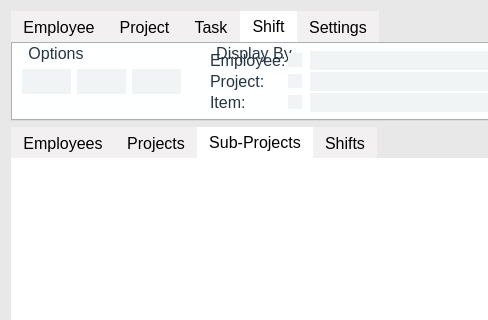
joshuawootonn/time-track, file old/Source/Time-Track/mainform.ui: the form before one commit; both pictures show x 0 to 488 and y 0 to 320 of the 1280 by 720 pixel window.
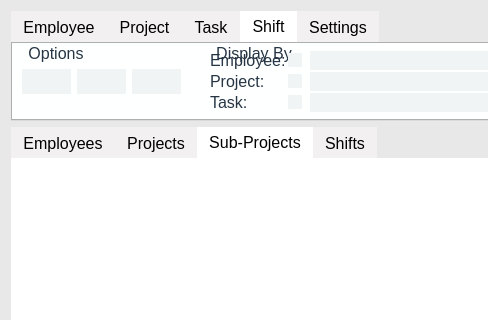
The form after the commit. The open tabs and pages were chosen to show the change.

The edit to the form file:
```diff
--- a/old/Source/Time-Track/mainform.ui
+++ b/old/Source/Time-Track/mainform.ui
@@ -1749,7 +1749,7 @@
               <item row="2" column="0">
                <widget class="QLabel" name="label_3">
                 <property name="text">
-                 <string>Item:</string>
+                 <string>Task:</string>
                 </property>
                </widget>
               </item>
```
Left out of the diff: 4 changed lines with no effect on the pictures.
